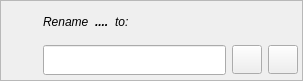
First picture: the form in libpgmodeler_ui/ui/objectrenamewidget.ui, repository pgmodeler/pgmodeler, before the edit.
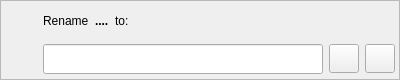
Second picture: the form after the edit. Icons and pictures are not drawn.

Patch:
```diff
--- a/libpgmodeler_ui/ui/objectrenamewidget.ui
+++ b/libpgmodeler_ui/ui/objectrenamewidget.ui
@@ -6,19 +6,19 @@
    <rect>
     <x>0</x>
     <y>0</y>
-    <width>303</width>
-    <height>81</height>
+    <width>400</width>
+    <height>80</height>
    </rect>
   </property>
   <property name="sizePolicy">
-   <sizepolicy hsizetype="Fixed" vsizetype="Preferred">
+   <sizepolicy hsizetype="Preferred" vsizetype="Preferred">
     <horstretch>0</horstretch>
     <verstretch>0</verstretch>
    </sizepolicy>
   </property>
   <property name="minimumSize">
    <size>
-    <width>300</width>
+    <width>400</width>
     <height>0</height>
    </size>
   </property>
@@ -142,7 +142,7 @@
       <item row="1" column="2">
        <widget class="QLabel" name="obj_name_lbl">
         <property name="sizePolicy">
-         <sizepolicy hsizetype="Preferred" vsizetype="Preferred">
+         <sizepolicy hsizetype="Fixed" vsizetype="Preferred">
           <horstretch>0</horstretch>
           <verstretch>0</verstretch>
          </sizepolicy>
@@ -150,7 +150,6 @@
         <property name="font">
          <font>
           <weight>75</weight>
-          <italic>true</italic>
           <bold>true</bold>
          </font>
         </property>
@@ -159,24 +158,6 @@
         </property>
        </widget>
       </item>
-      <item row="1" column="3">
-       <widget class="QLabel" name="to_lbl">
-        <property name="sizePolicy">
-         <sizepolicy hsizetype="Expanding" vsizetype="Preferred">
-          <horstretch>0</horstretch>
-          <verstretch>0</verstretch>
-         </sizepolicy>
-        </property>
-        <property name="font">
-         <font>
-          <italic>true</italic>
-         </font>
-        </property>
-        <property name="text">
-         <string>to:</string>
-        </property>
-       </widget>
-      </item>
       <item row="1" column="1">
        <widget class="QLabel" name="label">
         <property name="sizePolicy">
@@ -185,32 +166,11 @@
           <verstretch>0</verstretch>
          </sizepolicy>
         </property>
-        <property name="font">
-         <font>
-          <italic>true</italic>
-         </font>
-        </property>
         <property name="text">
          <string>Rename</string>
         </property>
        </widget>
       </item>
-      <item row="1" column="4">
-       <spacer name="horizontalSpacer_2">
-        <property name="orientation">
-         <enum>Qt::Horizontal</enum>
-        </property>
-        <property name="sizeType">
-         <enum>QSizePolicy::Fixed</enum>
-        </property>
-        <property name="sizeHint" stdset="0">
-         <size>
-          <width>30</width>
-          <height>15</height>
-         </size>
-        </property>
-       </spacer>
-      </item>
       <item row="2" column="1" colspan="4">
        <layout class="QHBoxLayout" name="horizontalLayout">
         <property name="spacing">
@@ -224,11 +184,6 @@
             <height>30</height>
            </size>
           </property>
-          <property name="font">
-           <font>
-            <pointsize>9</pointsize>
-           </font>
-          </property>
           <property name="clearButtonEnabled">
            <bool>true</bool>
           </property>
@@ -288,6 +243,19 @@
         </item>
        </layout>
       </item>
+      <item row="1" column="3" colspan="2">
+       <widget class="QLabel" name="to_lbl">
+        <property name="sizePolicy">
+         <sizepolicy hsizetype="Expanding" vsizetype="Preferred">
+          <horstretch>0</horstretch>
+          <verstretch>0</verstretch>
+         </sizepolicy>
+        </property>
+        <property name="text">
+         <string>to:</string>
+        </property>
+       </widget>
+      </item>
      </layout>
     </widget>
    </item>
```
Left out of the diff: 2 changed lines with no effect on the pictures.
